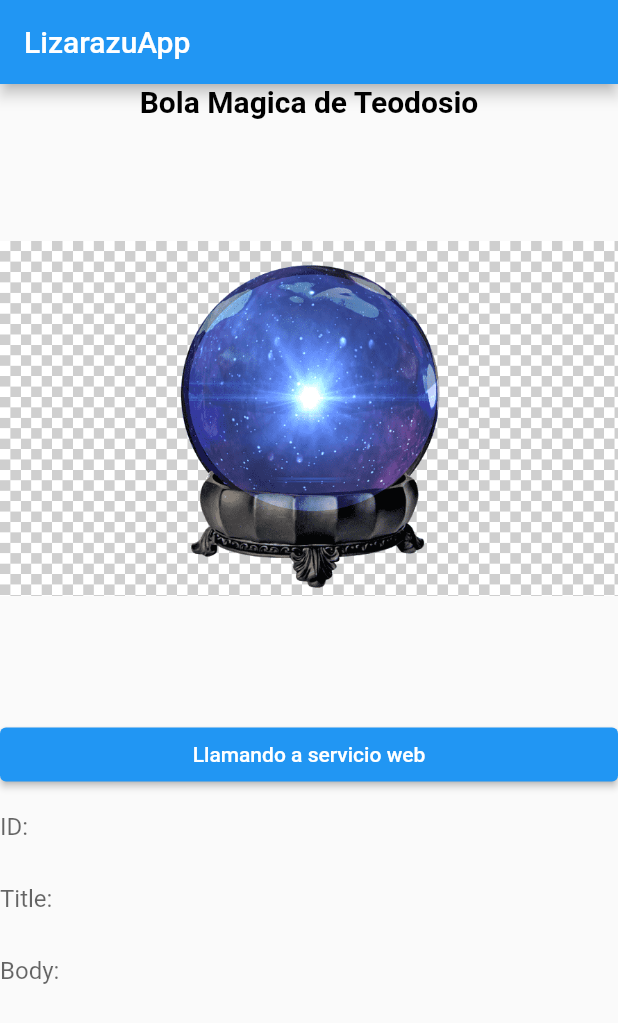
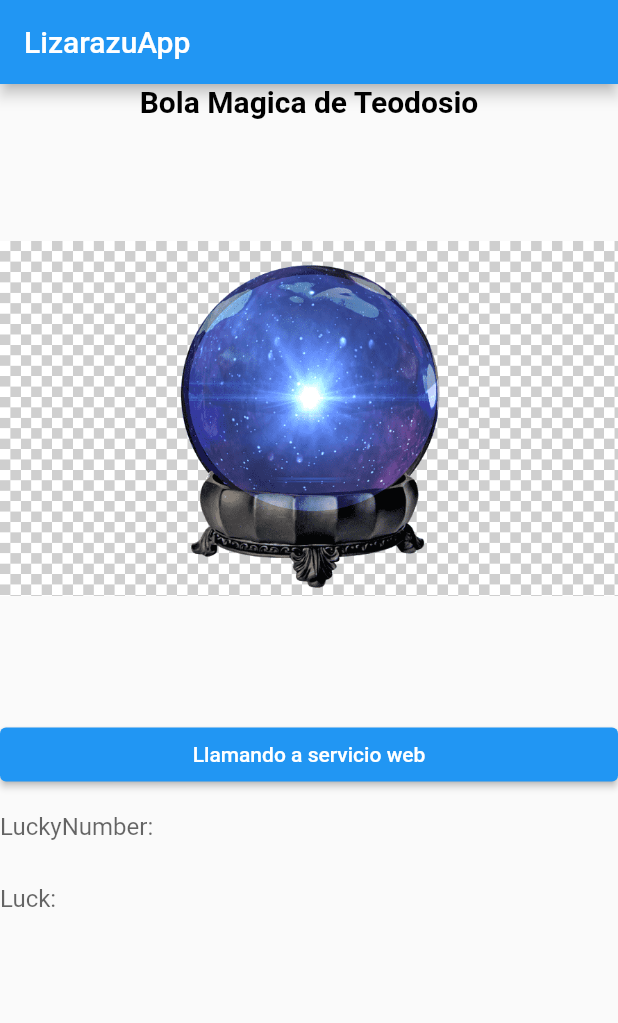
Before and after one commit to EduardoLizarazu/Flutter-magic-ball, a Flutter app: the screen it shows after launch, after a tap on "Llamando a servicio web", on a phone screen of 412 x 824 dp. Shown: the top 1023 px of the screen. Run offline on Flutter 3.47's test engine with Material 2 defaults, Android fonts, the light colour scheme and no system bars; network calls fail.

Commit message:
rendering the response api

```diff
--- a/lib/main.dart
+++ b/lib/main.dart
@@ -27,21 +27,20 @@ class inicio extends StatefulWidget {
 }
 
 class _inicioState extends State<inicio> {
-  TextEditingController idController = TextEditingController();
-  TextEditingController titleController = TextEditingController();
-  TextEditingController bodyController = TextEditingController();
+  TextEditingController luckyNumberController = TextEditingController();
+  TextEditingController luckController = TextEditingController();
   Future<String> getData() async {
     var response = await http.get(
         Uri.parse("https://apisuerte20220316210656.azurewebsites.net/fortunes"),
         headers: {"Accept": "aplication/json"});
-    Map<String, dynamic> map2 = json.decode(response.body);
-    int luckyNumber = map2["luckyNumber"];
-    String luck = map2["luck"];
+    Map<String, dynamic> map = json.decode(response.body);
+    int luckyNumber = map["luckyNumber"];
+    String luck = map["luck"];
     print(luckyNumber);
     print(luck);
-    // idController.text = 'id ' + basic.id.toString();
-    // titleController.text = 'Titulo ' + basic.title.toString();
-    // bodyController.text = 'body ' + basic.body.toString();
+    luckyNumberController.text = 'Lucky Number: ' + luckyNumber.toString();
+    luckController.text = 'Luck: ' + luck.toString();
+    var obj = {luck, luckyNumber};
     return 'okey';
   }
 
@@ -71,22 +70,16 @@ class _inicioState extends State<inicio> {
         ElevatedButton(
             onPressed: getData, child: new Text('Llamando a servicio web')),
         TextFormField(
-          controller: idController,
+          controller: luckyNumberController,
+          readOnly: true,
+          decoration: InputDecoration(
+              hintText: "LuckyNumber: ", border: InputBorder.none),
+        ),
+        TextFormField(
+          controller: luckController,
           readOnly: true,
           decoration:
-              InputDecoration(hintText: "ID: ", border: InputBorder.none),
-        ),
-        TextFormField(
-          controller: titleController,
-          readOnly: true,
-          decoration:
-              InputDecoration(hintText: "Title: ", border: InputBorder.none),
-        ),
-        TextFormField(
-          controller: bodyController,
-          readOnly: true,
-          decoration:
-              InputDecoration(hintText: "Body: ", border: InputBorder.none),
+              InputDecoration(hintText: "Luck: ", border: InputBorder.none),
         ),
       ]),
     );
```
